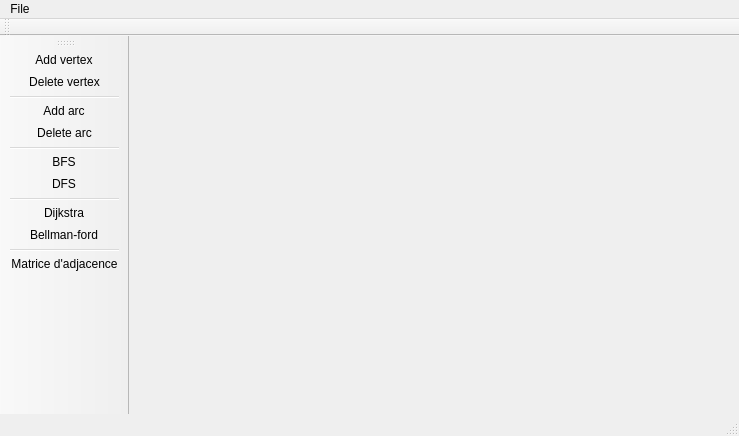
The window that graph/graphtool.ui (amirhjayed/graphtool) describes before a commit, drawn with Qt 5.
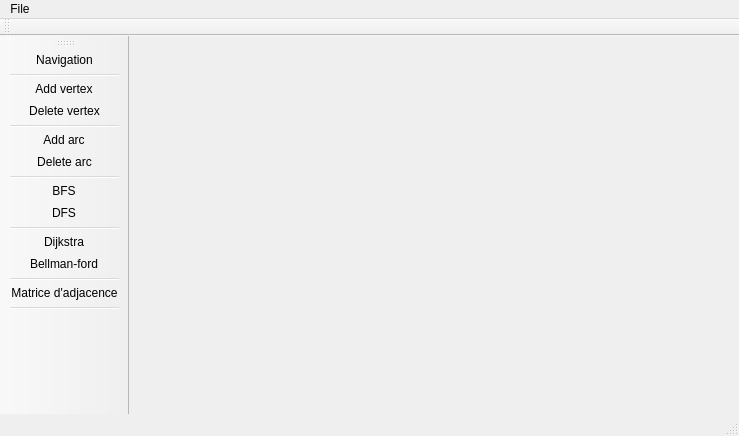
The same window after the commit.

```diff
--- a/graph/graphtool.ui
+++ b/graph/graphtool.ui
@@ -44,6 +44,8 @@
    <attribute name="toolBarBreak">
     <bool>false</bool>
    </attribute>
+   <addaction name="actionNavigation"/>
+   <addaction name="separator"/>
    <addaction name="actionAdd_Vertex"/>
    <addaction name="actionDelete_Vertex"/>
    <addaction name="separator"/>
@@ -57,6 +59,7 @@
    <addaction name="actionBellman_ford"/>
    <addaction name="separator"/>
    <addaction name="actionMatrice_d_adjacence"/>
+   <addaction name="separator"/>
   </widget>
   <widget class="QStatusBar" name="statusBar"/>
   <widget class="QToolBar" name="toolBar">
@@ -169,6 +172,17 @@
     <string>Contact</string>
    </property>
   </action>
+  <action name="actionNavigation">
+   <property name="checkable">
+    <bool>true</bool>
+   </property>
+   <property name="text">
+    <string>Navigation</string>
+   </property>
+   <property name="toolTip">
+    <string>Navigation mode to move and select objects</string>
+   </property>
+  </action>
  </widget>
  <layoutdefault spacing="6" margin="11"/>
  <resources/>
```
